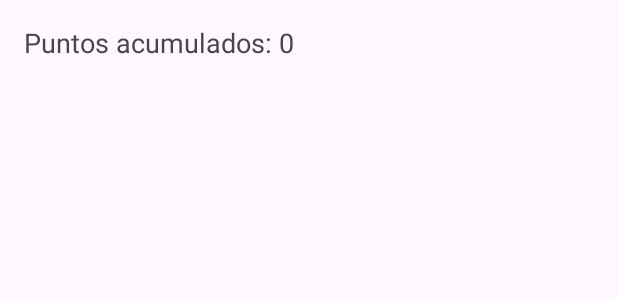
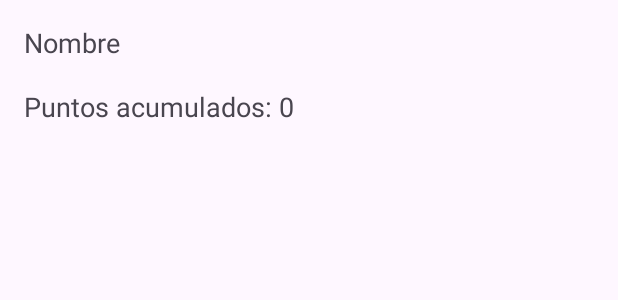
Before and after one commit to RodrigoLupo/EcompostApp, an Android app: the layout activity_profile.xml on its own in the app's theme, with its tools: preview values and no code run, on a phone screen of 412 x 824 dp. Shown: the top 300 px of the screen. Run offline under Robolectric (Android 15) with nearby library versions, the phone set to English and light mode, and no system bars.

Commit message:
visualizacion de nombre

```diff
--- a/app/src/main/java/com/example/ecompost/ProductoAdapter.kt
+++ b/app/src/main/java/com/example/ecompost/ProductoAdapter.kt
@@ -31,7 +31,7 @@ class ProductoAdapter(
         holder.puntosTextView.text = "Puntos necesarios: ${producto.puntos_requeridos}"
         Log.d("ProductoAdapter", "Cargando imagen desde: ${producto.imagen}")
         Glide.with(context)
-            .load("http://192.168.142.156:8000/${producto.imagen}")
+            .load("http://192.168.0.104:8000/${producto.imagen}")
             //.placeholder(R.drawable.placeholder) // Imagen de placeholder
             //.error(R.drawable.error) // Imagen de error
             .into(holder.imagenImageView)
--- a/app/src/main/java/com/example/ecompost/ProfileResponse.kt
+++ b/app/src/main/java/com/example/ecompost/ProfileResponse.kt
@@ -1,10 +1,13 @@
 package com.example.ecompost
 
 data class ProfileResponse(
+    val user_name: String,
     val proveedor: Proveedor,
     val productos: List<Producto>
 )
 
 data class Proveedor(
+    val id: Int,
+    val user: Int,
     val puntos_acumulados: Int
 )
--- a/app/src/main/java/com/example/ecompost/RetrofitClient.kt
+++ b/app/src/main/java/com/example/ecompost/RetrofitClient.kt
@@ -3,7 +3,7 @@ import retrofit2.Retrofit
 import retrofit2.converter.gson.GsonConverterFactory
 
 object RetrofitClient {
-    private const val BASE_URL = "http://172.22.144.70:8000/api/"
+    private const val BASE_URL = "http://192.168.0.104:8000/api/"
 
     private val retrofit: Retrofit by lazy {
         Retrofit.Builder()
--- a/app/src/main/res/layout/activity_profile.xml
+++ b/app/src/main/res/layout/activity_profile.xml
@@ -4,15 +4,22 @@
     android:layout_height="match_parent"
     android:orientation="vertical"
     android:padding="16dp">
+    <TextView
+        android:id="@+id/name_provee"
+        android:layout_width="wrap_content"
+        android:layout_height="wrap_content"
+        android:text="Nombre"
+        android:textSize="18sp" />
+
 
     <TextView
         android:id="@+id/textViewPuntos"
         android:layout_width="wrap_content"
         android:layout_height="wrap_content"
+        android:layout_below="@+id/name_provee"
+        android:layout_marginTop="18dp"
         android:text="Puntos acumulados: 0"
         android:textSize="18sp" />
-
-
 
     <androidx.recyclerview.widget.RecyclerView
         android:id="@+id/recyclerViewProductos"
--- a/app/src/main/res/layout/network_security_config.xml
+++ b/app/src/main/res/layout/network_security_config.xml
@@ -2,6 +2,6 @@
 <network-security-config xmlns:android="http://schemas.android.com/apk/res/android">
 
     <domain-config cleartextTrafficPermitted="true">
-        <domain includeSubdomains="true">172.22.144.70</domain>
+        <domain includeSubdomains="true">192.168.0.104</domain>
     </domain-config>
 </network-security-config>
```
Also changed, not shown: app/src/main/java/com/example/ecompost/ProfileActivity.kt (+10 -2 lines).
